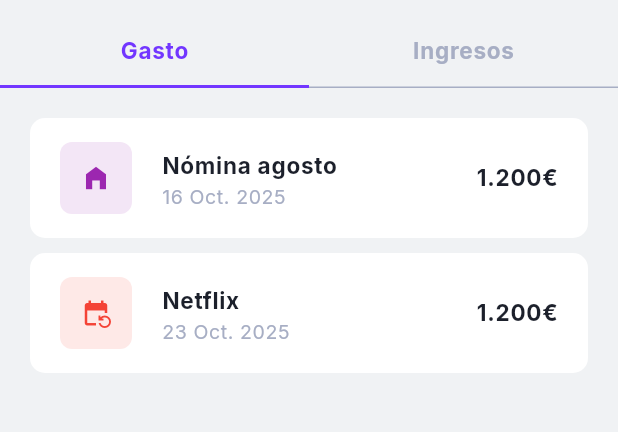
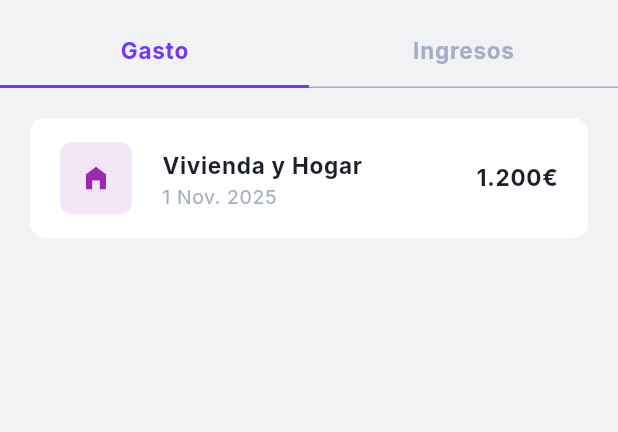
Before and after one commit to miguelrcuesta/NETO, a Flutter app: the TransactionsPage screen opened directly, on a phone screen of 412 x 824 dp, the part 62-494 px from its top. Run offline on Flutter 3.47's test engine with Material 3 defaults, Android fonts, the light colour scheme and no system bars; our stand-ins replace flutter_animate, google_fonts, google_generative_ai, google_nav_bar, table_calendar.

Commit message:
Cambios en la UI

```diff
--- a/neto_app/lib/constants/app_enums.dart
+++ b/neto_app/lib/constants/app_enums.dart
@@ -214,15 +214,15 @@ enum Incomes {
   // Casos (instancias) del Enum, llamando al constructor:
   salario(
     id: 'SALARIO',
-    iconData: Icons.abc,
+    iconData: Icons.work,
     emoji: '💼',
     nombre: 'Salario',
     subcategorias: ['Nómina Principal', 'Horas Extra', 'Bonificaciones', 'Ingresos Freelance'],
-    color: Colors.blueGrey,
+    color: Colors.lightGreen,
   ),
   inversiones(
     id: 'INVERSIONES',
-    iconData: Icons.abc,
+    iconData: Icons.assured_workload,
     emoji: '📈',
     nombre: 'Inversiones',
     subcategorias: [
@@ -236,7 +236,7 @@ enum Incomes {
   ),
   ventasYNegocio(
     id: 'VENTAS',
-    iconData: Icons.abc,
+    iconData: Icons.store,
     emoji: '🛍️',
     nombre: 'Ventas/Negocio',
     subcategorias: [
@@ -249,7 +249,7 @@ enum Incomes {
   ),
   otros(
     id: 'OTROS',
-    iconData: Icons.abc,
+    iconData: Icons.arrow_downward,
     emoji: '',
     nombre: 'Otros Ingresos',
     subcategorias: [
--- a/neto_app/lib/models/transaction_model.dart
+++ b/neto_app/lib/models/transaction_model.dart
@@ -3,6 +3,7 @@ class TransactionModel {
   final String type;
   final String currency;
   final double amount;
+  final String categoryid;
   final String category;
   final String subcategory;
   final DateTime? date;
@@ -22,6 +23,7 @@ class TransactionModel {
     required this.type,
     required this.currency,
     required this.amount,
+    required this.categoryid,
     required this.category,
     required this.subcategory,
     this.date,
@@ -40,6 +42,7 @@ class TransactionModel {
     this.type = '',
     this.currency = '',
     this.amount = 0.0,
+    this.categoryid = '',
     this.category = '',
     this.subcategory = '',
     this.date,
@@ -58,6 +61,7 @@ class TransactionModel {
     String? type,
     String? currency,
     double? amount,
+    String? categoryid,
     String? category,
     String? subcategory,
     DateTime? date,
@@ -72,6 +76,7 @@ class TransactionModel {
       type: type ?? this.type,
       currency: currency ?? this.currency,
       amount: amount ?? this.amount,
+      categoryid: categoryid ?? this.categoryid,
       category: category ?? this.category,
       subcategory: subcategory ?? this.subcategory,
       date: date ?? this.date,
@@ -95,6 +100,7 @@ class TransactionModel {
       type: map['type'] as String? ?? 'UNKNOWN_TYPE',
       currency: map['currency'] as String? ?? 'UNKNOWN_CURRENCY',
       amount: (map['amount'] as num? ?? 0.0).toDouble(),
+      categoryid: map['categoryid'] as String? ?? 'UNKNOWN_CATEGORYID',
       category: map['category'] as String? ?? 'UNKNOWN_CATEGORY',
       subcategory: map['subcategory'] as String? ?? 'UNKNOWN_SUBCATEGORY',
       date: date,
@@ -113,10 +119,10 @@ class TransactionModel {
       'type': type,
       'currency': currency,
       'amount': amount,
+      'categoryid': categoryid,
       'category': category,
       'subcategory': subcategory,
-      // El SDK de Firebase convierte automáticamente DateTime a Timestamp
-      'date': date,
+      'date': date!.toIso8601String(),
       'year': year,
       'month': month,
       'frequency': frequency,
--- a/neto_app/lib/pages/transactions/read/transactions_read_page.dart
+++ b/neto_app/lib/pages/transactions/read/transactions_read_page.dart
@@ -1,7 +1,8 @@
 import 'package:flutter/cupertino.dart';
 import 'package:flutter/material.dart';
+import 'package:neto_app/models/transaction_model.dart';
+import 'package:neto_app/pages/transactions/read/transaction_read_page.dart';
 import 'package:neto_app/widgets/widgets.dart';
-import 'package:neto_app/widgets/app_bars.dart';
 import 'package:neto_app/constants/app_enums.dart';
 import 'package:neto_app/l10n/app_localizations.dart';
 
@@ -17,6 +18,40 @@ class _TransactionsPageState extends State<TransactionsPage> {
   //VARIABLES
   //#####################################################################################
   String transactionType = TransactionType.expense.id;
+  List<TransactionModel> transactions=[
+    //🏠 Gasto de Alquiler (Recurrente/Mensual)
+    TransactionModel.empty(
+      userId: "currentUserId",
+      type: 'EXPENSE',
+      currency: "USD",
+      amount: 850.00,
+      category: Expenses.getCategoryById('VIVIENDA')?.nombre ?? 'VIVIENDA',
+      categoryid: 'VIVIENDA',
+      subcategory: 'Alquiler',
+      date: DateTime(2025, 11, 1),
+      year: 2025,
+      month: 11,
+      frequency: 'monthly',
+      description: 'Pago de alquiler Noviembre 2025',
+    ),
+
+
+    //💼 Ingreso Salario (Frecuencia mensual)
+    TransactionModel.empty(
+      userId: "currentUserId",
+      type: 'INCOME',
+      currency: "USD",
+      amount: 2500.00,
+      categoryid: 'SALARIO',
+      category: Incomes.getCategoryById('SALARIO')?.nombre ?? 'SALARIO',
+      subcategory: 'Nómina Principal',
+      date: DateTime(2025, 11, 30),
+      year: 2025,
+      month: 11,
+      frequency: 'monthly',
+      description: 'Transferencia nómina (Empresa XYZ)',
+    ),
+  ];
 
   //#####################################################################################
   //FUNCIONES
@@ -70,115 +105,61 @@ class _TransactionsPageState extends State<TransactionsPage> {
         ),
         body: Padding(
           padding: const EdgeInsets.all(20.0),
-          child: TabBarView(children: [B(), A()]),
+          child: TabBarView(children: [Gasto(transactionModel: transactions[0]), Ingreso(transactionModel:transactions[1])]),
         ),
 
-        // appBar: TitleAppbarBack(
-        //   title: "Movimientos",
-        //   bottom: PreferredSize(
-        //     preferredSize: Size(double.infinity, 120),
-        //     child: DefaultTabController(
-        //       length: myTabs.length,
-        //       child: TabBar(
-        //         tabs: [
-        //           // SizedBox(
-        //           //   width: double.infinity,
-        //           //   child: CupertinoSlidingSegmentedControl<String>(
-        //           //     proportionalWidth: true,
-        //           //     groupValue: transactionType,
-        //           //     thumbColor: colorScheme.primaryContainer,
-        //           //     backgroundColor: Colors.grey.shade200,
-        //           //     children: myTabs,
-        //           //     onValueChanged: (String? newValue) {
-        //           //       if (newValue != null) {
-        //           //         setState(() {
-        //           //           transactionType = newValue;
-        //           //         });
 
-        //           //         if (transactionType == TransactionType.expense.id) {}
-        //           //       }
-        //           //     },
-        //           //   ),
-        //           // ),
-        //           Tab(text: "Gasto"),
-        //           Tab(text: "Ingresos"),
-        //         ],
-        //       ),
-        //     ),
-        //   ),
-        // ),
-        // body: Padding(
-        //   padding: const EdgeInsets.symmetric(horizontal: 20.0),
-        //   child: Center(
-        //     child: Column(
-        //       children: [
-
-        //         const SizedBox(height: 20),
-        //         A(),
-        //         B(),
-        //         // Expanded(
-        //         //   child: ListView(
-        //         //     children: [
-        //         //       TransactionCard(id: "TRANSPORTE", subtitle: "Alquiler piso"),
-        //         //       const SizedBox(height: 10),
-        //         //       TransactionCard(id: "OCIO", subtitle: "Netflix agosto"),
-        //         //       const SizedBox(height: 10),
-        //         //       ReportCard(
-        //         //         upText: "Evolución cuenta ahorros",
-        //         //         dateText: "Creado el 16 de may. 1996",
-        //         //       ),
-        //         //     ],
-        //         //   ),
-        //         // ),
-        //       ],
-        //     ),
-        //   ),
-        // ),
       ),
     );
   }
 }
 
-class B extends StatelessWidget {
-  const B({super.key});
+class Gasto extends StatelessWidget {
+  final TransactionModel transactionModel;
+  const Gasto({super.key, required this.transactionModel});
 
   @override
   Widget build(BuildContext context) {
     return ListView(
       children: [
-        TransactionCard(
-          id: "VIVIENDA",
-          type: "EXPENSE",
-          title: "Nómina agosto",
-          subtitle: "16 Oct. 2025",
+        GestureDetector(
+          onTap: () {
+            showModalBottomSheet(
+              context: context,
+              builder: (context) {
+                return TransactionReadPage(transactionModel: transactionModel);
+              },
+            );
+          },
+          child: TransactionCard(
+            id: transactionModel.categoryid,
+            type: "EXPENSE",
+            title: transactionModel.category,
+            subtitle: "1 Nov. 2025",
+          ),
         ),
-        const SizedBox(height: 10),
-        TransactionCard(
-          id: "SUSCRIPCIONES",
-          type: "EXPENSE",
-          title: "Netflix",
-          subtitle: "23 Oct. 2025",
-        ),
+
       ],
     );
   }
 }
 
-class A extends StatelessWidget {
-  const A({super.key});
+class Ingreso extends StatelessWidget {
+  final TransactionModel transactionModel;
+  const Ingreso({super.key, required this.transactionModel});
 
   @override
   Widget build(BuildContext context) {
     return ListView(
       children: [
-        TransactionCard(id: "SALARIO", type: "INCOME", title: "Nómina", subtitle: "16 Oct. 2025"),
-        const SizedBox(height: 10),
-        TransactionCard(
-          id: "INVERSIONES",
-          type: "INCOME",
-          title: "Inversiones",
-          subtitle: "23 Oct. 2025",
-        ),
+        GestureDetector(
+          onTap: () {
+            showModalBottomSheet(context: context, builder:(context) {
+              return TransactionReadPage(transactionModel: transactionModel);
+            },);
+          },
+          child: TransactionCard(id: transactionModel.categoryid, type: "INCOME", title: transactionModel.category, subtitle: "16 Oct. 2025",),),
+
       ],
     );
   }
--- a/neto_app/lib/widgets/app_bars.dart
+++ b/neto_app/lib/widgets/app_bars.dart
@@ -51,7 +51,7 @@ class TitleAppbarBack extends StatelessWidget implements PreferredSizeWidget {
     return AppBar(
       toolbarHeight: 200,
       backgroundColor: colorScheme.surface,
-      title: Text(title, style: textTheme.titleMedium),
+      title: Text(title, style: textTheme.titleSmall),
       centerTitle: true,
       actions: actions,
       leading: Container(
--- a/neto_app/lib/widgets/app_buttons.dart
+++ b/neto_app/lib/widgets/app_buttons.dart
@@ -87,8 +87,8 @@ class StandarButton extends StatelessWidget {
           backgroundColor: backgroundColor ?? colorScheme.primary,
           minimumSize: Size(width ?? double.infinity, height ?? 45),
           shape: RoundedRectangleBorder(
-            // borderRadius: BorderRadius.circular(radius ?? 4.0),
-            borderRadius: AppDimensions.standardBorderRadius,
+            borderRadius: BorderRadius.circular(radius ?? 4.0),
+            //borderRadius: AppDimensions.standardBorderRadius,
             side: side ?? BorderSide.none,
             // -----------------------------------------------------------------
           ),
--- a/neto_app/lib/widgets/widgets.dart
+++ b/neto_app/lib/widgets/widgets.dart
@@ -212,7 +212,7 @@ class _TransactionKeyBoardWidgetState extends State<TransactionKeyBoardWidget> {
       // Usamos un container de tamaño fijo para asegurar el área de toque
       child: Container(
         width: 80, // Ancho suficiente para toque
-        height: 55, // Alto suficiente para toque
+        height: 45, // Alto suficiente para toque
         alignment: Alignment.center,
         margin: const EdgeInsets.only(top: 16),
         decoration: BoxDecoration(
@@ -233,7 +233,7 @@ class _TransactionKeyBoardWidgetState extends State<TransactionKeyBoardWidget> {
       },
       child: Text(
         number.toString(),
-        style: const TextStyle(fontSize: 24, fontWeight: FontWeight.w600, color: Colors.black),
+        style: const TextStyle(fontSize: 21, fontWeight: FontWeight.normal, color: Colors.black),
       ),
     );
   }
@@ -256,7 +256,7 @@ class _TransactionKeyBoardWidgetState extends State<TransactionKeyBoardWidget> {
       },
       child: Text(
         coma,
-        style: const TextStyle(fontSize: 24, fontWeight: FontWeight.w600, color: Colors.black),
+        style: const TextStyle(fontSize: 21 , fontWeight: FontWeight.normal, color: Colors.black),
       ),
     );
   }
@@ -344,6 +344,8 @@ class _TransactionCardState extends State<TransactionCard> {
     ColorScheme colorScheme = Theme.of(context).colorScheme;
     TextTheme textTheme = Theme.of(context).textTheme;
 
+    dynamic category = getCategory(widget.id);
+
     return Container(
       padding: const EdgeInsets.symmetric(horizontal: 20),
       height: 80,
@@ -366,7 +368,7 @@ class _TransactionCardState extends State<TransactionCard> {
                   decoration: decorationContainer(
                     context: context,
                     colorFilled:
-                        Expenses.getCategoryById(widget.id)?.color.withAlpha(30) ??
+                        category.color.withAlpha(30) ??
                         colorScheme.primary.withAlpha(30),
                     radius: 8,
                   ),
@@ -375,9 +377,9 @@ class _TransactionCardState extends State<TransactionCard> {
                       Navigator.pop(context);
                     },
                     icon: Icon(
-                      Expenses.getCategoryById(widget.id)?.iconData,
+                      category.iconData,
                       size: 20,
-                      color: Expenses.getCategoryById(widget.id)?.color ?? colorScheme.primary,
+                      color: category.color ?? colorScheme.primary,
                     ),
                   ),
                 ),
--- a/neto_app/pubspec.yaml
+++ b/neto_app/pubspec.yaml
@@ -22,6 +22,7 @@ dependencies:
   flutter_animate: ^4.5.2
   hugeicons: ^1.1.1
   http: ^1.6.0
+  google_nav_bar: ^5.0.7
 
 dev_dependencies:
   flutter_test:
```
Also changed, not shown: neto_app/lib/main.dart (+61 -3 lines), neto_app/lib/models/reports_model.dart (added, +48 -0 lines), neto_app/lib/pages/home/home.dart (added, +28 -0 lines), neto_app/lib/pages/home_page.dart (deleted, +0 -10 lines), neto_app/lib/pages/transactions/create/transaction_create_amount_page.dart (+28 -36 lines), neto_app/lib/pages/transactions/create/transaction_create_details_page.dart (+13 -31 lines), neto_app/lib/pages/transactions/read/transaction_read_page.dart (+129 -0 lines), neto_app/pubspec.lock, 12 other files.
